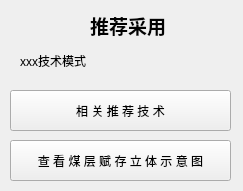
This is python/cbm/uifiles/decision_dlg.ui in wyrover/cbm as Qt 5 draws it before an edit. The edited form follows.
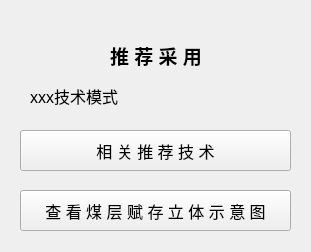
This is the edited form. Icons and pictures are not drawn.

Patch:
```diff
--- a/python/cbm/uifiles/decision_dlg.ui
+++ b/python/cbm/uifiles/decision_dlg.ui
@@ -6,10 +6,15 @@
    <rect>
     <x>0</x>
     <y>0</y>
-    <width>243</width>
-    <height>191</height>
+    <width>311</width>
+    <height>252</height>
    </rect>
   </property>
+  <property name="font">
+   <font>
+    <pointsize>12</pointsize>
+   </font>
+  </property>
   <property name="windowTitle">
    <string>依据示范矿区智能决策</string>
   </property>
@@ -17,61 +22,183 @@
    <iconset resource="../usecad.qrc">
     <normaloff>:/images/cbm.ico</normaloff>:/images/cbm.ico</iconset>
   </property>
-  <widget class="QLabel" name="label">
+  <widget class="QWidget" name="widget_main" native="true">
    <property name="geometry">
     <rect>
-     <x>90</x>
-     <y>10</y>
-     <width>81</width>
-     <height>31</height>
+     <x>0</x>
+     <y>30</y>
+     <width>311</width>
+     <height>221</height>
     </rect>
    </property>
+   <widget class="QPushButton" name="graph">
+    <property name="geometry">
+     <rect>
+      <x>20</x>
+      <y>160</y>
+      <width>271</width>
+      <height>41</height>
+     </rect>
+    </property>
    <property name="text">
-    <string>&lt;!DOCTYPE HTML PUBLIC &quot;-//W3C//DTD HTML 4.0//EN&quot; &quot;http://www.w3.org/TR/REC-html40/strict.dtd&quot;&gt;
-&lt;html&gt;&lt;head&gt;&lt;meta name=&quot;qrichtext&quot; content=&quot;1&quot; /&gt;&lt;style type=&quot;text/css&quot;&gt;
-p, li { white-space: pre-wrap; }
-&lt;/style&gt;&lt;/head&gt;&lt;body style=&quot; font-family:'SimSun'; font-size:9pt; font-weight:400; font-style:normal;&quot;&gt;
-&lt;p style=&quot; margin-top:12px; margin-bottom:12px; margin-left:0px; margin-right:0px; -qt-block-indent:0; text-indent:0px;&quot;&gt;&lt;span style=&quot; font-size:14pt; font-weight:600; color:#020202;&quot;&gt;推荐采用&lt;/span&gt;&lt;/p&gt;&lt;/body&gt;&lt;/html&gt;</string>
+     <string>查 看 煤 层 赋 存 立 体 示 意 图</string>
+    </property>
+   </widget>
+   <widget class="QPushButton" name="technology">
+    <property name="geometry">
+     <rect>
+      <x>20</x>
+      <y>100</y>
+      <width>271</width>
+      <height>41</height>
+     </rect>
+    </property>
+    <property name="text">
+     <string>相 关 推 荐 技 术</string>
    </property>
   </widget>
   <widget class="QLabel" name="tech_mode">
    <property name="geometry">
     <rect>
-     <x>20</x>
+      <x>30</x>
      <y>50</y>
-     <width>191</width>
-     <height>21</height>
+      <width>261</width>
+      <height>31</height>
     </rect>
    </property>
    <property name="text">
     <string>xxx技术模式</string>
    </property>
   </widget>
-  <widget class="QPushButton" name="technology">
+   <widget class="QLabel" name="label">
    <property name="geometry">
     <rect>
-     <x>10</x>
-     <y>90</y>
-     <width>221</width>
-     <height>41</height>
+      <x>110</x>
+      <y>10</y>
+      <width>131</width>
+      <height>31</height>
     </rect>
    </property>
    <property name="text">
-    <string>相 关 推 荐 技 术</string>
-   </property>
-  </widget>
-  <widget class="QPushButton" name="graph">
+     <string>&lt;!DOCTYPE HTML PUBLIC &quot;-//W3C//DTD HTML 4.0//EN&quot; &quot;http://www.w3.org/TR/REC-html40/strict.dtd&quot;&gt;
+&lt;html&gt;&lt;head&gt;&lt;meta name=&quot;qrichtext&quot; content=&quot;1&quot; /&gt;&lt;style type=&quot;text/css&quot;&gt;
+p, li { white-space: pre-wrap; }
+&lt;/style&gt;&lt;/head&gt;&lt;body style=&quot; font-family:'SimSun'; font-size:9pt; font-weight:400; font-style:normal;&quot;&gt;
+&lt;p style=&quot; margin-top:12px; margin-bottom:12px; margin-left:0px; margin-right:0px; -qt-block-indent:0; text-indent:0px;&quot;&gt;&lt;span style=&quot; font-size:14pt; font-weight:600; color:#020202;&quot;&gt;推 荐 采 用&lt;/span&gt;&lt;/p&gt;&lt;/body&gt;&lt;/html&gt;</string>
+    </property>
+   </widget>
+  </widget>
+  <widget class="QWidget" name="widget_title" native="true">
    <property name="geometry">
     <rect>
-     <x>10</x>
-     <y>140</y>
+     <x>0</x>
+     <y>0</y>
+     <width>311</width>
+     <height>31</height>
+    </rect>
+   </property>
+   <widget class="QLabel" name="lab_Ico">
+    <property name="geometry">
+     <rect>
+      <x>0</x>
+      <y>0</y>
+      <width>31</width>
+      <height>31</height>
+     </rect>
+    </property>
+    <property name="sizePolicy">
+     <sizepolicy hsizetype="Minimum" vsizetype="Preferred">
+      <horstretch>0</horstretch>
+      <verstretch>0</verstretch>
+     </sizepolicy>
+    </property>
+    <property name="minimumSize">
+     <size>
+      <width>30</width>
+      <height>0</height>
+     </size>
+    </property>
+    <property name="text">
+     <string>&lt;!DOCTYPE HTML PUBLIC &quot;-//W3C//DTD HTML 4.0//EN&quot; &quot;http://www.w3.org/TR/REC-html40/strict.dtd&quot;&gt;
+&lt;html&gt;&lt;head&gt;&lt;meta name=&quot;qrichtext&quot; content=&quot;1&quot; /&gt;&lt;style type=&quot;text/css&quot;&gt;
+p, li { white-space: pre-wrap; }
+&lt;/style&gt;&lt;/head&gt;&lt;body style=&quot; font-family:'SimSun'; font-size:9pt; font-weight:400; font-style:normal;&quot;&gt;
+&lt;p style=&quot;-qt-paragraph-type:empty; margin-top:0px; margin-bottom:0px; margin-left:0px; margin-right:0px; -qt-block-indent:0; text-indent:0px;&quot;&gt;&lt;br /&gt;&lt;/p&gt;&lt;/body&gt;&lt;/html&gt;</string>
+    </property>
+    <property name="alignment">
+     <set>Qt::AlignCenter</set>
+    </property>
+   </widget>
+   <widget class="QLabel" name="lab_Title">
+    <property name="geometry">
+     <rect>
+      <x>40</x>
+      <y>0</y>
      <width>221</width>
-     <height>41</height>
-    </rect>
-   </property>
+      <height>31</height>
+     </rect>
+    </property>
+    <property name="sizePolicy">
+     <sizepolicy hsizetype="Expanding" vsizetype="Preferred">
+      <horstretch>0</horstretch>
+      <verstretch>0</verstretch>
+     </sizepolicy>
+    </property>
+    <property name="styleSheet">
+     <string notr="true">font: 10pt &quot;微软雅黑&quot;;</string>
+    </property>
    <property name="text">
-    <string>查 看 煤 层 赋 存 立 体 示 意 图</string>
-   </property>
+     <string/>
+    </property>
+    <property name="alignment">
+     <set>Qt::AlignLeading|Qt::AlignLeft|Qt::AlignVCenter</set>
+    </property>
+   </widget>
+   <widget class="QPushButton" name="btnMenu_Close">
+    <property name="geometry">
+     <rect>
+      <x>270</x>
+      <y>0</y>
+      <width>41</width>
+      <height>31</height>
+     </rect>
+    </property>
+    <property name="sizePolicy">
+     <sizepolicy hsizetype="Minimum" vsizetype="Expanding">
+      <horstretch>0</horstretch>
+      <verstretch>0</verstretch>
+     </sizepolicy>
+    </property>
+    <property name="minimumSize">
+     <size>
+      <width>40</width>
+      <height>0</height>
+     </size>
+    </property>
+    <property name="font">
+     <font>
+      <pointsize>12</pointsize>
+     </font>
+    </property>
+    <property name="cursor">
+     <cursorShape>ArrowCursor</cursorShape>
+    </property>
+    <property name="focusPolicy">
+     <enum>Qt::NoFocus</enum>
+    </property>
+    <property name="text">
+     <string/>
+    </property>
+    <property name="iconSize">
+     <size>
+      <width>32</width>
+      <height>32</height>
+     </size>
+    </property>
+    <property name="flat">
+     <bool>true</bool>
+    </property>
+   </widget>
   </widget>
  </widget>
  <resources>
```
Lines whose indentation alone changed are shown as unchanged.
